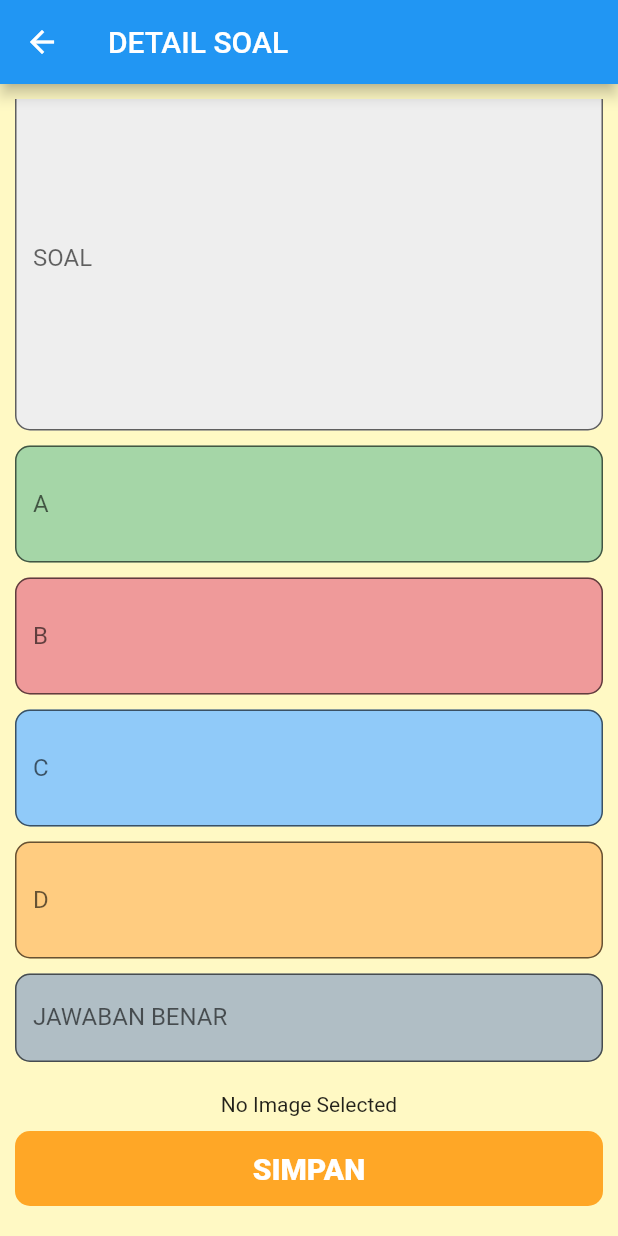
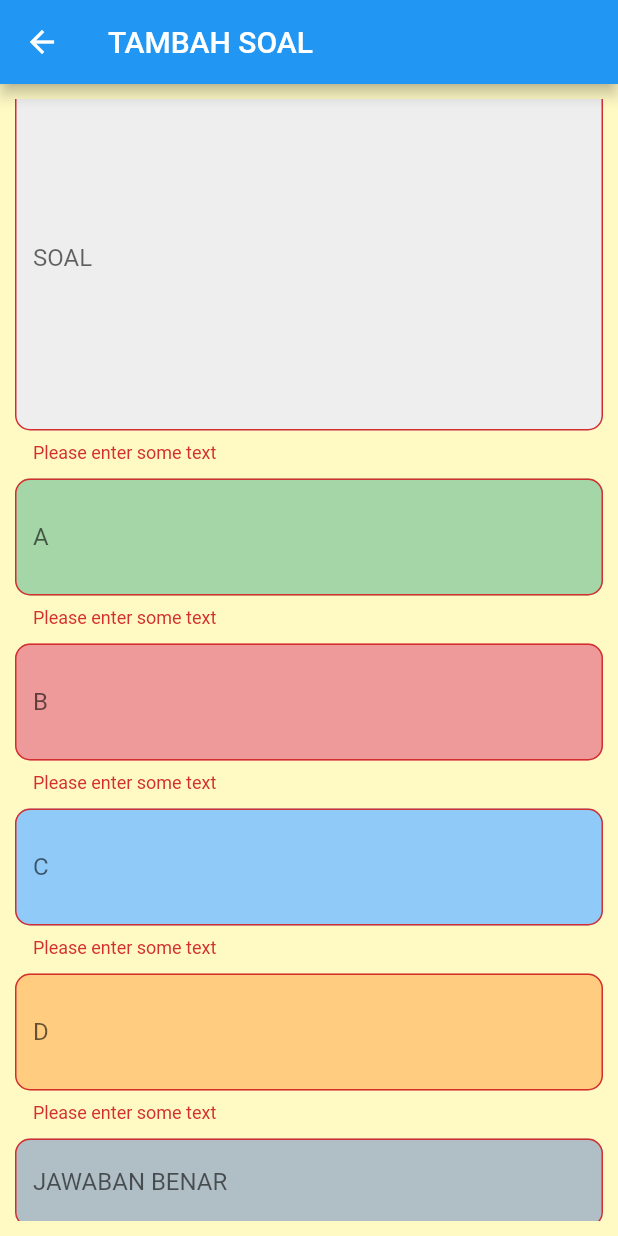
Before and after one commit to battkax93/latihan_cpns_dashboard, a Flutter app: the AddSoal screen opened directly, scrolled down 67 dp, after a tap on "SIMPAN", on a phone screen of 412 x 824 dp. Run offline on Flutter 3.47's test engine with Material 2 defaults, Android fonts, the phone set to English and light mode, and no system bars; our stand-ins replace image_picker, permission_handler, rxdart; network calls fail.

Commit message:
fixing add soal

```diff
--- a/lib/bloc/dashboard_bloc.dart
+++ b/lib/bloc/dashboard_bloc.dart
@@ -21,8 +21,11 @@ class DashboardBloc {
   final _soalUnconfirmedFetcher = PublishSubject<list_soal_unconfirmed>();
 
   Observable<UnconfirmedSoal> get soalById => _soalbyId.stream;
+
   Observable<list_soal_confirmed> get allSoal => _soalConfirmedFetcher.stream;
-  Observable<list_soal_unconfirmed> get unconfirmedSoal => _soalUnconfirmedFetcher.stream;
+
+  Observable<list_soal_unconfirmed> get unconfirmedSoal =>
+      _soalUnconfirmedFetcher.stream;
 
   getSoalById(String id, String jenisSoal) async {
     UnconfirmedSoal _soal = await _repository.getSoalbyID(id, jenisSoal);
@@ -36,30 +39,27 @@ class DashboardBloc {
   }
 
   fetchUnconfirmedSoal(String jenisSoal) async {
-    list_soal_unconfirmed _soal2 = await _repository.fetchUnconfirmedSoal(jenisSoal);
-    if (!_soalUnconfirmedFetcher.isClosed) _soalUnconfirmedFetcher.sink.add(_soal2);
+    list_soal_unconfirmed _soal2 =
+        await _repository.fetchUnconfirmedSoal(jenisSoal);
+    if (!_soalUnconfirmedFetcher.isClosed)
+      _soalUnconfirmedFetcher.sink.add(_soal2);
     tempListSoal = _soal2;
   }
 
-  addNewSoal(BuildContext ctx,
-      String jenis,
-      String soal,
-      String a,
-      String b,
-      String c,
-      String d,
-      String jawaban,
-      String img,
-      int bnr,
-      int slh) async {
-    await _repository.addNewSoal(ctx, jenis, soal, a, b, c, d, jawaban, img, bnr, slh);
+  addNewSoal(BuildContext ctx, String jenis, String soal, String a, String b,
+      String c, String d, String jawaban, String img, int bnr, int slh) async {
+    if (img == null) img = 'x';
+    await _repository.addNewSoal(
+        ctx, jenis, soal, a, b, c, d, jawaban, img, bnr, slh);
   }
 
-  deleteSoal(BuildContext ctx, String id, String jenis) async { await _repository.deleteSoal(ctx, id, jenis);}
+  deleteSoal(BuildContext ctx, String id, String jenis) async {
+    await _repository.deleteSoal(ctx, id, jenis);
+  }
 
   Future<bool> deleteSoal2(BuildContext ctx, String id, String jenis) async {
     var _res = await _repository.deleteSoal2(ctx, id, jenis);
-    if(_res){
+    if (_res) {
       showCommonDialog(ctx, 'SUKSES MENGHAPUS SOAL');
       return true;
     } else {
@@ -137,7 +137,7 @@ class DashboardBloc {
       barrierLabel: "Barrier",
       barrierDismissible: true,
       barrierColor: Colors.black.withOpacity(0.5),
-      transitionDuration: Duration(milliseconds: 700),
+      transitionDuration: Duration(milliseconds: 400),
       context: ctx,
       pageBuilder: (_, __, ___) {
         return Center(
@@ -147,7 +147,12 @@ class DashboardBloc {
               padding: EdgeInsets.all(20),
               decoration: BoxDecoration(
                   color: Colors.white, borderRadius: BorderRadius.circular(10)),
-              child: Center(child: Text(txt))),
+              child: Center(
+                  child: Text(
+                txt,
+                style: TextStyle(fontSize: 30, color: Colors.blueAccent, decoration: TextDecoration.none),
+                textAlign: TextAlign.center,
+              ))),
         );
       },
       transitionBuilder: (_, anim, __, child) {
@@ -159,8 +164,6 @@ class DashboardBloc {
     );
   }
 
-
-
   checkReturn(BuildContext ctx, int value, String jenisSoal) {
     if (value == 1) {
       showCommonDialog(ctx, 'SUKSES MENGHAPUS SOAL');
@@ -169,9 +172,9 @@ class DashboardBloc {
       showCommonDialog(ctx, 'GAGAL MENGHAPUS SOAL');
     } else if (value == 3) {
       showCommonDialog(ctx, 'SUKSES UPDATE SOAL');
-       fetchAllSoal(jenisSoal);
+      fetchAllSoal(jenisSoal);
     } else if (value == 4) {
-     showCommonDialog(ctx, 'GAGAL UPDATE SOAL');
+      showCommonDialog(ctx, 'GAGAL UPDATE SOAL');
     }
   }
 
@@ -180,6 +183,4 @@ class DashboardBloc {
     _soalConfirmedFetcher.close();
     _soalUnconfirmedFetcher.close();
   }
-
-
 }
--- a/lib/page/addSoal.dart
+++ b/lib/page/addSoal.dart
@@ -12,6 +12,8 @@ class AddSoal extends StatefulWidget {
 
 class _AddSoalState extends State<AddSoal> {
   final bloc = DashboardBloc();
+  final _formKey = GlobalKey<FormState>();
+  final dropDownKey = new GlobalKey();
 
   Future<File> file;
   String status = '';
@@ -120,43 +122,40 @@ class _AddSoalState extends State<AddSoal> {
     fileName = tmpFile.path.split('/').last;
   }
 
-  validation(){
-    if(jenisSoal==null){
-        Scaffold.of(context).showSnackBar(new SnackBar(
-          content: new Text('JENIS SOAL BELUM DIPILIH !'),
-          backgroundColor: Colors.red,
+  validation(BuildContext ctx) {
+    print('run validation');
+    if (_formKey.currentState.validate()) {
+      if (jenisSoal != null) {
+        if (jenisSoal=='TIU') {
+          if (base64Image == null) {
+            ScaffoldMessenger.of(ctx).showSnackBar(SnackBar(
+              content: const Text('GAMBAR BELUM DIISI'),
+              duration: const Duration(seconds: 2),
+              action: SnackBarAction(
+                label: 'PILIH',
+                onPressed: () => chooseImage(),
+              ),
+            ));
+          } else {
+            save(ctx);
+          }
+        } else {
+          save(ctx);
+        }
+      } else {
+        ScaffoldMessenger.of(ctx).showSnackBar(SnackBar(
+          content: const Text('BELUM PILIH JENIS SOAL'),
+          duration: const Duration(seconds: 2),
+          action: SnackBarAction(
+            label: 'PILIH',
+            onPressed: () => Scrollable.ensureVisible(dropDownKey.currentContext),
+          ),
         ));
       }
     }
-
-  bool validateTextField() {
-    _controllerSoal.text.isEmpty ? isSoalValidate = false : isSoalValidate = true;
-    _controllerA.text.isEmpty ? isAValidate = false : isAValidate = true;
-    _controllerB.text.isEmpty ? isBValidate = false : isBValidate = true;
-    _controllerC.text.isEmpty ? isCValidate = false : isCValidate = true;
-    _controllerD.text.isEmpty ? isDValidate = false : isDValidate = true;
-    _controllerKey.text.isEmpty ? isKeyValidate = false : isKeyValidate = true;
-
-    bool isConfirm = true;
-    var checkValidate=[isSoalValidate,isAValidate,isBValidate,isCValidate,isDValidate,isKeyValidate];
-
-    for(var i=0;i<checkValidate.length;i++){
-      print(checkValidate[i]);
-      if(checkValidate[i]=false){
-        setState(() {
-          isConfirm = false;
-        });
-      }
   }
 
-    if(isConfirm) {
-      save();
-    } else {
-      print('error');
-    }
-  }
-
-  save(){
+  save(BuildContext ctx) {
     print(' cek gmbr $base64Image');
     var _soal = _controllerSoal.text;
     var _a = _controllerA.text;
@@ -164,17 +163,18 @@ class _AddSoalState extends State<AddSoal> {
     var _c = _controllerC.text;
     var _d = _controllerD.text;
     var _key = _controllerKey.text;
-    bloc.addNewSoal(context, jenisSoal, _soal, _a, _b, _c,
-        _d, _key, base64Image, 0, 0);
+    bloc.addNewSoal(
+        context, jenisSoal, _soal, _a, _b, _c, _d, _key, base64Image, 0, 0);
   }
 
   @override
   Widget build(BuildContext context) {
     return Scaffold(
       appBar: AppBar(
-        title: Text('DETAIL SOAL'),
+        title: Text('TAMBAH SOAL'),
       ),
-      body: Container(
+      body: Builder(
+        builder: (ctx) => Container(
           padding: const EdgeInsets.all(10),
           decoration: BoxDecoration(color: Colors.yellow[100], boxShadow: [
             BoxShadow(
@@ -184,9 +184,12 @@ class _AddSoalState extends State<AddSoal> {
             ),
           ]),
           child: SingleChildScrollView(
+            child: Form(
+              key: _formKey,
               child: Column(
                 children: [
                   Container(
+                    key: dropDownKey,
                     width: double.infinity,
                     color: Colors.white,
                     child: DropdownButton<String>(
@@ -206,17 +209,24 @@ class _AddSoalState extends State<AddSoal> {
                         });
                       },
                     ),
-              ),
+                  ), //JENIS SOAL
                   Container(
                     margin: EdgeInsets.only(bottom: 10, top: 10),
-                child: TextField(
+                    child: TextFormField(
                       controller: _controllerSoal,
                       maxLines: 10,
                       keyboardType: TextInputType.multiline,
+                      validator: (value) {
+                        if (value.isEmpty) {
+                          return 'Please enter some text';
+                        }
+                        return null;
+                      },
                       decoration: InputDecoration(
                           filled: true,
                           labelText: 'SOAL',
-                      errorText: isSoalValidate ? 'Please enter a Username' : null,
+                          errorText:
+                              isSoalValidate ? 'Please enter a Username' : null,
                           fillColor: Colors.grey[200],
                           border: OutlineInputBorder(
                               borderSide: BorderSide(color: Colors.transparent),
@@ -225,13 +235,20 @@ class _AddSoalState extends State<AddSoal> {
                   ), //SOAL
                   Container(
                     margin: EdgeInsets.only(bottom: 10),
-                child: TextField(
+                    child: TextFormField(
                       controller: _controllerA,
                       maxLines: 2,
                       keyboardType: TextInputType.multiline,
+                      validator: (value) {
+                        if (value.isEmpty) {
+                          return 'Please enter some text';
+                        }
+                        return null;
+                      },
                       decoration: InputDecoration(
                           filled: true,
-                      errorText: isAValidate ? 'Please enter a Username' : null,
+                          errorText:
+                              isAValidate ? 'Please enter a Username' : null,
                           labelText: 'A',
                           fillColor: Colors.green[200],
                           border: OutlineInputBorder(
@@ -241,13 +258,20 @@ class _AddSoalState extends State<AddSoal> {
                   ), //A
                   Container(
                     margin: EdgeInsets.only(bottom: 10),
-                child: TextField(
+                    child: TextFormField(
                       controller: _controllerB,
                       maxLines: 2,
                       keyboardType: TextInputType.multiline,
+                      validator: (value) {
+                        if (value.isEmpty) {
+                          return 'Please enter some text';
+                        }
+                        return null;
+                      },
                       decoration: InputDecoration(
                           filled: true,
-                      errorText: isBValidate ? 'Please enter a Username' : null,
+                          errorText:
+                              isBValidate ? 'Please enter a Username' : null,
                           labelText: 'B',
                           fillColor: Colors.red[200],
                           border: OutlineInputBorder(
@@ -257,13 +281,20 @@ class _AddSoalState extends State<AddSoal> {
                   ), //B
                   Container(
                     margin: EdgeInsets.only(bottom: 10),
-                child: TextField(
+                    child: TextFormField(
                       controller: _controllerC,
                       maxLines: 2,
                       keyboardType: TextInputType.multiline,
+                      validator: (value) {
+                        if (value.isEmpty) {
+                          return 'Please enter some text';
+                        }
+                        return null;
+                      },
                       decoration: InputDecoration(
                           filled: true,
-                      errorText: isCValidate ? 'Please enter a Username' : null,
+                          errorText:
+                              isCValidate ? 'Please enter a Username' : null,
                           labelText: 'C',
                           fillColor: Colors.blue[200],
                           border: OutlineInputBorder(
@@ -273,13 +304,20 @@ class _AddSoalState extends State<AddSoal> {
                   ), //C
                   Container(
                     margin: EdgeInsets.only(bottom: 10),
-                child: TextField(
+                    child: TextFormField(
                       controller: _controllerD,
                       maxLines: 2,
                       keyboardType: TextInputType.multiline,
+                      validator: (value) {
+                        if (value.isEmpty) {
+                          return 'Please enter some text';
+                        }
+                        return null;
+                      },
                       decoration: InputDecoration(
                           filled: true,
-                      errorText: isDValidate ? 'Please enter a Username' : null,
+                          errorText:
+                              isDValidate ? 'Please enter a Username' : null,
                           labelText: 'D',
                           fillColor: Colors.orange[200],
                           border: OutlineInputBorder(
@@ -289,12 +327,19 @@ class _AddSoalState extends State<AddSoal> {
                   ), //D
                   Container(
                     margin: EdgeInsets.only(bottom: 10),
-                child: TextField(
+                    child: TextFormField(
                       controller: _controllerKey,
                       keyboardType: TextInputType.multiline,
+                      validator: (value) {
+                        if (value.isEmpty) {
+                          return 'Please enter some text';
+                        }
+                        return null;
+                      },
                       decoration: InputDecoration(
                           filled: true,
-                      errorText: isKeyValidate ? 'Please enter a Username' : null,
+                          errorText:
+                              isKeyValidate ? 'Please enter a Username' : null,
                           labelText: 'JAWABAN BENAR',
                           fillColor: Colors.blueGrey[200],
                           border: OutlineInputBorder(
@@ -309,7 +354,7 @@ class _AddSoalState extends State<AddSoal> {
                       children: [
                         InkWell(
                           onTap: () {
-                        validateTextField();
+                            validation(ctx);
                           },
                           child: Container(
                             width: double.infinity,
@@ -335,6 +380,8 @@ class _AddSoalState extends State<AddSoal> {
               ),
             ),
           ),
+        ),
+      ),
     );
   }
 }
--- a/lib/resource/dashboard_provider.dart
+++ b/lib/resource/dashboard_provider.dart
@@ -169,7 +169,6 @@ class DashboardProvider {
       String img,
       int bnr,
       int slh) async {
-    // bloc.showCommonDialog(ctx, 'MENGUPLOAD SOAL');
     var _url = '$endPoint/$addSoalKey';
     var _headers= {
       'Content-Type': 'application/x-www-form-urlencoded',
```
Lines whose indentation alone changed are shown as unchanged.
